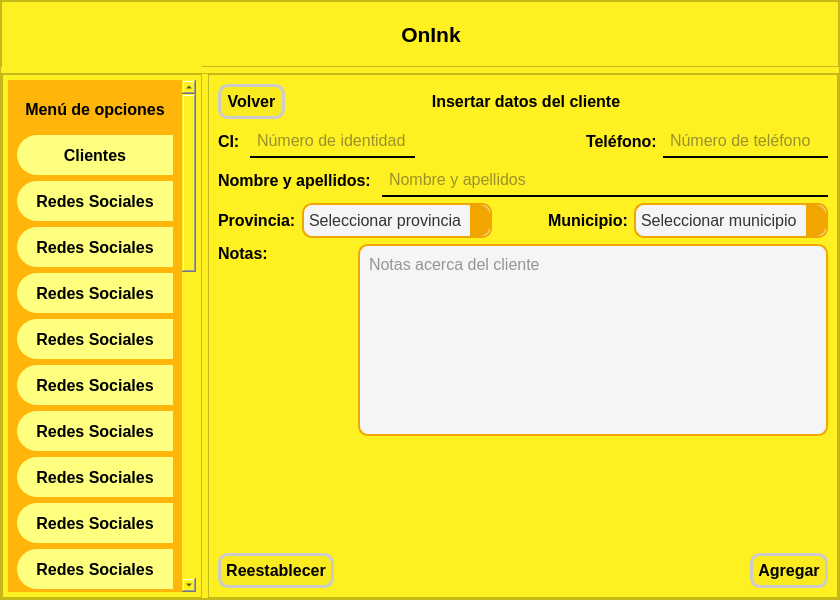
Above: main_window.ui from STITCH9911/onink before the change. Below: the same form after it.
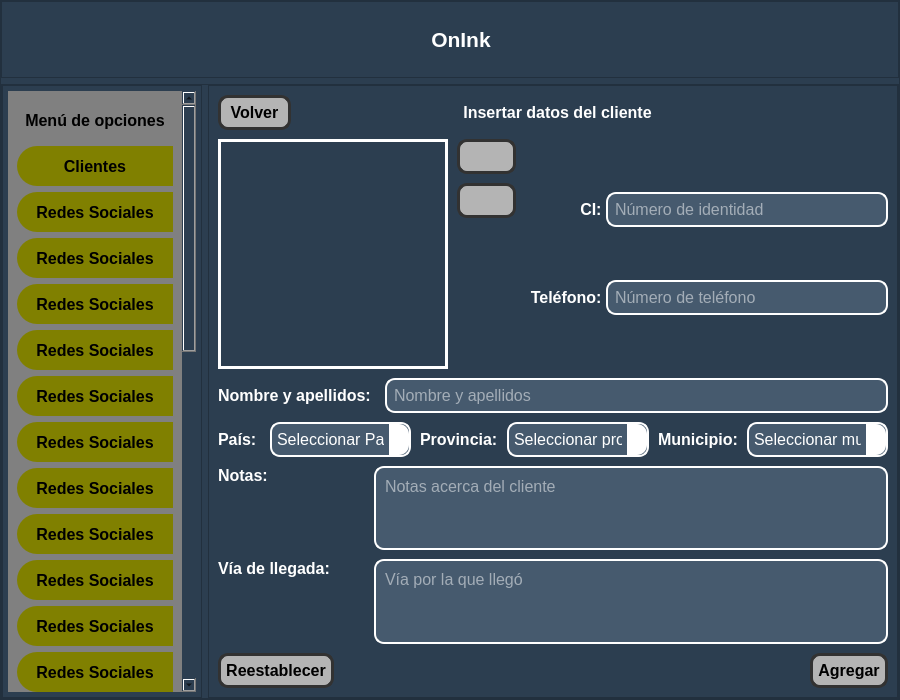
That is the form after the change. Icons and pictures are not drawn.

Commit message: updating insertar Client

Patch:
```diff
--- a/main_window.ui
+++ b/main_window.ui
@@ -6,14 +6,14 @@
    <rect>
     <x>0</x>
     <y>0</y>
-    <width>840</width>
-    <height>600</height>
+    <width>900</width>
+    <height>700</height>
    </rect>
   </property>
   <property name="minimumSize">
    <size>
-    <width>840</width>
-    <height>600</height>
+    <width>900</width>
+    <height>700</height>
    </size>
   </property>
   <property name="windowTitle">
@@ -50,7 +50,7 @@
     <item>
      <widget class="QFrame" name="frame">
       <property name="styleSheet">
-       <string notr="true">background-color: rgb(255, 240, 33);
+       <string notr="true">background-color: rgb(44, 62, 80);
 font-family: &quot;Oswald&quot;;</string>
       </property>
       <property name="frameShape">
@@ -86,7 +86,7 @@
          <property name="styleSheet">
           <string notr="true">QPushButton{
 	border-radius:20px;
-	background-color: rgb(255, 240, 33);
+	background-color: rgb(44, 62, 80);
 }
 
 QPushButton:hover{
@@ -95,6 +95,7 @@
 }
 
 QLabel{
+	color: white;
 	font-size:16pt;
 	font-weight: bold;
 
@@ -151,7 +152,7 @@
             <property name="styleSheet">
              <string notr="true">QPushButton{
 	border-radius:0px;
-	background-color: rgb(255, 240, 33);
+	background-color: rgb(44, 62, 80);
 }
 
 QPushButton:hover{
@@ -396,13 +397,13 @@
                 <string notr="true">QWidget{
 border: none;
 	
-	background-color: rgb(255, 181, 10);
+	background-color: rgb(128, 128, 128);
 }
 
 QPushButton{
 	
 	
-	background-color: rgb(255, 255, 127);
+	background-color: rgb(128, 128, 0);
 	border-top-left-radius: 20px;
 	border-bottom-left-radius: 20px;
 	font-family:&quot;Oswald&quot;;
@@ -429,7 +430,7 @@
     }
 
     QScrollBar::handle:vertical {
-	background-color: rgb(118, 118, 118);
+	background-color: rgb(243, 156, 18);
         min-height: 20px;
         border-radius: 5px;
     }
@@ -469,7 +470,7 @@
                  <rect>
                   <x>0</x>
                   <y>0</y>
-                  <width>171</width>
+                  <width>178</width>
                   <height>1392</height>
                  </rect>
                 </property>
@@ -1006,11 +1007,12 @@
 font-family:&quot;Oswald&quot;;
 font-weight: bold;
 font-size: 12pt;
+color:white;
 }
 
 QPushButton{
-	background-color: rgb(249, 234, 33);
-	border: 3px solid   rgb(204, 204, 204);
+	background-color: rgb(180, 180, 180);
+	border: 3px solid   rgb(50, 50, 50);
 	padding: 5px;
 	border-radius:10px;
 font-family:&quot;Oswald&quot;;
@@ -1023,27 +1025,27 @@
 	border-color: rgb(204,204,204);
 }
 
-QLineEdit {
-		border: 0;
-	background-color: rgb(255, 240, 33);
-        border-bottom: 2px solid black;
+ QLineEdit {
+        background-color: rgb(70, 90, 110);
+        color: white;
+        border: 2px solid white;
+        border-radius: 10px;
+		font-family: &quot;Oswald&quot;;
+		font-size: 12pt;
         padding: 5px;
-        font-size: 16px;
-        color: #333;
     }
-
     QLineEdit:focus {
         
 	border-color: rgb(0, 0, 255);
     }
-
 QComboBox {
-        background-color: #F5F5F5;
-        border: 2px solid #F0A500;
+        background-color: rgb(70, 90, 110);
+        color: white;
+        border: 2px solid white;
         border-radius: 10px;
+		font-family: &quot;Oswald&quot;;
+		font-size: 12pt;
         padding: 5px;
-        font-size: 16px;
-        color: #333;
     }
 
     QComboBox::drop-down {
@@ -1053,7 +1055,7 @@
         border-left-width: 0px;
         border-top-right-radius: 10px;
         border-bottom-right-radius: 10px;
-        background-color: #F0A500;
+		background-color: rgb(255, 255, 255);
     }
 
     QComboBox::down-arrow {
@@ -1065,16 +1067,21 @@
     QComboBox:focus {
         border-color: #A0184B;
     }
-
+	
+	QComboBox QAbstractItemView {
+		background-color: rgb(21, 128, 194);
+        color: white;
+        selection-background-color: rgb(255, 255, 255);
+        selection-color: black;
+    }
 QTextEdit {
-        background-color: #F5F5F5;
-        border: 2px solid #F0A500;
+        background-color: rgb(70, 90, 110);
+        color: white;
+        border: 2px solid white;
         border-radius: 10px;
+		font-size: 12pt;
         padding: 5px;
-        font-size: 16px;
-        color: #333;
     }
-
     QTextEdit:focus {
         border-color: #A0184B;
     }</string>
@@ -1144,7 +1151,10 @@
                 </widget>
                </widget>
                <widget class="QWidget" name="page_insertar_cliente">
-                <layout class="QVBoxLayout" name="verticalLayout_6">
+                <layout class="QVBoxLayout" name="verticalLayout_9">
+                 <property name="spacing">
+                  <number>9</number>
+                 </property>
                  <item>
                   <layout class="QHBoxLayout" name="horizontalLayout_4" stretch="1,2,3,3">
                    <item>
@@ -1206,59 +1216,167 @@
                   </layout>
                  </item>
                  <item>
-                  <layout class="QHBoxLayout" name="horizontalLayout_5">
+                  <layout class="QHBoxLayout" name="horizontalLayout_13">
                    <item>
-                    <widget class="QLabel" name="label_5">
-                     <property name="text">
-                      <string>CI: </string>
-                     </property>
-                    </widget>
+                    <layout class="QHBoxLayout" name="horizontalLayout_12">
+                     <item>
+                      <widget class="QLabel" name="lb_pic_insert_cliente">
+                       <property name="minimumSize">
+                        <size>
+                         <width>230</width>
+                         <height>230</height>
+                        </size>
+                       </property>
+                       <property name="styleSheet">
+                        <string notr="true">border: 3px solid white</string>
+                       </property>
+                       <property name="text">
+                        <string/>
+                       </property>
+                       <property name="pixmap">
+                        <pixmap>clients_pictures/00000000000.png</pixmap>
+                       </property>
+                       <property name="scaledContents">
+                        <bool>true</bool>
+                       </property>
+                      </widget>
+                     </item>
+                     <item>
+                      <layout class="QVBoxLayout" name="verticalLayout_7">
+                       <item>
+                        <layout class="QVBoxLayout" name="verticalLayout_6">
+                         <item>
+                          <widget class="QPushButton" name="bt_add_image_clients_insert">
+                           <property name="toolTip">
+                            <string>&lt;html&gt;&lt;head/&gt;&lt;body&gt;&lt;p&gt;Añadir imagen&lt;/p&gt;&lt;/body&gt;&lt;/html&gt;</string>
+                           </property>
+                           <property name="text">
+                            <string/>
+                           </property>
+                           <property name="icon">
+                            <iconset>
+                             <normaloff>images/upload-picture.svg</normaloff>images/upload-picture.svg</iconset>
+                           </property>
+                           <property name="iconSize">
+                            <size>
+                             <width>32</width>
+                             <height>32</height>
+                            </size>
+                           </property>
+                          </widget>
+                         </item>
+                         <item>
+                          <widget class="QPushButton" name="bt_delete_image_clients_insert">
+                           <property name="toolTip">
+                            <string>&lt;html&gt;&lt;head/&gt;&lt;body&gt;&lt;p&gt;Reestablecer imagen&lt;/p&gt;&lt;/body&gt;&lt;/html&gt;</string>
+                           </property>
+                           <property name="text">
+                            <string/>
+                           </property>
+                           <property name="icon">
+                            <iconset>
+                             <normaloff>images/refresh.svg</normaloff>images/refresh.svg</iconset>
+                           </property>
+                           <property name="iconSize">
+                            <size>
+                             <width>32</width>
+                             <height>32</height>
+                            </size>
+                           </property>
+                          </widget>
+                         </item>
+                        </layout>
+                       </item>
+                       <item>
+                        <spacer name="verticalSpacer">
+                         <property name="orientation">
+                          <enum>Qt::Vertical</enum>
+                         </property>
+                         <property name="sizeHint" stdset="0">
+                          <size>
+                           <width>17</width>
+                           <height>13</height>
+                          </size>
+                         </property>
+                        </spacer>
+                       </item>
+                      </layout>
+                     </item>
+                    </layout>
                    </item>
                    <item>
-                    <widget class="QLineEdit" name="le_ci_insertar">
-                     <property name="inputMask">
-                      <string/>
+                    <layout class="QVBoxLayout" name="verticalLayout_8" stretch="1,1">
+                     <property name="spacing">
+                      <number>0</number>
                      </property>
-                     <property name="text">
-                      <string/>
-                     </property>
-                     <property name="maxLength">
-                      <number>11</number>
-                     </property>
-                     <property name="placeholderText">
-                      <string>Número de identidad</string>
-                     </property>
-                    </widget>
-                   </item>
-                   <item>
-                    <spacer name="horizontalSpacer_7">
-                     <property name="orientation">
-                      <enum>Qt::Horizontal</enum>
-                     </property>
-                     <property name="sizeHint" stdset="0">
-                      <size>
-                       <width>40</width>
-                       <height>20</height>
-                      </size>
-                     </property>
-                    </spacer>
-                   </item>
-                   <item>
-                    <widget class="QLabel" name="label_7">
-                     <property name="text">
-                      <string>Teléfono:</string>
-                     </property>
-                    </widget>
-                   </item>
-                   <item>
-                    <widget class="QLineEdit" name="le_telefono_insertar">
-                     <property name="placeholderText">
-                      <string>Número de teléfono</string>
-                     </property>
-                    </widget>
+                     <item>
+                      <layout class="QHBoxLayout" name="horizontalLayout_5" stretch="2,7">
+                       <item>
+                        <widget class="QLabel" name="label_5">
+                         <property name="text">
+                          <string>CI: </string>
+                         </property>
+                         <property name="alignment">
+                          <set>Qt::AlignRight|Qt::AlignTrailing|Qt::AlignVCenter</set>
+                         </property>
+                        </widget>
+                       </item>
+                       <item>
+                        <widget class="QLineEdit" name="le_ci_insertar">
+                         <property name="inputMask">
+                          <string/>
+                         </property>
+                         <property name="text">
+                          <string/>
+                         </property>
+                         <property name="maxLength">
+                          <number>11</number>
+                         </property>
+                         <property name="placeholderText">
+                          <string>Número de identidad</string>
+                         </property>
+                        </widget>
+                       </item>
+                      </layout>
+                     </item>
+                     <item>
+                      <layout class="QHBoxLayout" name="horizontalLayout_11" stretch="2,7">
+                       <item>
+                        <widget class="QLabel" name="label_7">
+                         <property name="text">
+                          <string>Teléfono: </string>
+                         </property>
+                         <property name="alignment">
+                          <set>Qt::AlignRight|Qt::AlignTrailing|Qt::AlignVCenter</set>
+                         </property>
+                        </widget>
+                       </item>
+                       <item>
+                        <widget class="QLineEdit" name="le_telefono_insertar">
+                         <property name="placeholderText">
+                          <string>Número de teléfono</string>
+                         </property>
+                        </widget>
+                       </item>
+                      </layout>
+                     </item>
+                    </layout>
                    </item>
                   </layout>
                  </item>
+                 <item>
+                  <spacer name="verticalSpacer_3">
+                   <property name="orientation">
+                    <enum>Qt::Vertical</enum>
+                   </property>
+                   <property name="sizeHint" stdset="0">
+                    <size>
+                     <width>20</width>
+                     <height>40</height>
+                    </size>
+                   </property>
+                  </spacer>
+                 </item>
                  <item>
                   <layout class="QHBoxLayout" name="horizontalLayout_6">
                    <item>
@@ -1278,7 +1396,34 @@
                   </layout>
                  </item>
                  <item>
-                  <layout class="QHBoxLayout" name="horizontalLayout_7" stretch="1,3,1,1,3">
+                  <spacer name="verticalSpacer_2">
+                   <property name="orientation">
+                    <enum>Qt::Vertical</enum>
+                   </property>
+                   <property name="sizeHint" stdset="0">
+                    <size>
+                     <width>20</width>
+                     <height>40</height>
+                    </size>
+                   </property>
+                  </spacer>
+                 </item>
+                 <item>
+                  <layout class="QHBoxLayout" name="horizontalLayout_7" stretch="0,3,0,3,0,3">
+                   <item>
+                    <widget class="QLabel" name="label_8">
+                     <property name="text">
+                      <string>País: </string>
+                     </property>
+                    </widget>
+                   </item>
+                   <item>
+                    <widget class="QComboBox" name="cb_pais_insertar">
+                     <property name="placeholderText">
+                      <string>Seleccionar País</string>
+                     </property>
+                    </widget>
+                   </item>
                    <item>
                     <widget class="QLabel" name="label_9">
                      <property name="text">
@@ -1293,19 +1438,6 @@
                      </property>
                     </widget>
                    </item>
-                   <item>
-                    <spacer name="horizontalSpacer_9">
-                     <property name="orientation">
-                      <enum>Qt::Horizontal</enum>
-                     </property>
-                     <property name="sizeHint" stdset="0">
-                      <size>
-                       <width>40</width>
-                       <height>20</height>
-                      </size>
-                     </property>
-                    </spacer>
-                   </item>
                    <item>
                     <widget class="QLabel" name="label_10">
                      <property name="text">
@@ -1322,6 +1454,19 @@
                    </item>
                   </layout>
                  </item>
+                 <item>
+                  <spacer name="verticalSpacer_4">
+                   <property name="orientation">
+                    <enum>Qt::Vertical</enum>
+                   </property>
+                   <property name="sizeHint" stdset="0">
+                    <size>
+                     <width>20</width>
+                     <height>40</height>
+                    </size>
+                   </property>
+                  </spacer>
+                 </item>
                  <item>
                   <layout class="QHBoxLayout" name="horizontalLayout_9" stretch="2,7">
                    <item>
@@ -1350,7 +1495,47 @@
                   </layout>
                  </item>
                  <item>
-                  <spacer name="verticalSpacer">
+                  <spacer name="verticalSpacer_6">
+                   <property name="orientation">
+                    <enum>Qt::Vertical</enum>
+                   </property>
+                   <property name="sizeHint" stdset="0">
+                    <size>
+                     <width>20</width>
+                     <height>40</height>
+                    </size>
+                   </property>
+                  </spacer>
+                 </item>
+                 <item>
+                  <layout class="QHBoxLayout" name="horizontalLayout_8" stretch="2,7">
+                   <item>
+                    <widget class="QLabel" name="label_12">
+                     <property name="text">
+                      <string>Vía de llegada:</string>
+                     </property>
+                     <property name="alignment">
+                      <set>Qt::AlignLeading|Qt::AlignLeft|Qt::AlignTop</set>
+                     </property>
+                    </widget>
+                   </item>
+                   <item>
+                    <widget class="QTextEdit" name="txedt_alcance">
+                     <property name="minimumSize">
+                      <size>
+                       <width>0</width>
+                       <height>30</height>
+                      </size>
+                     </property>
+                     <property name="placeholderText">
+                      <string>Vía por la que llegó</string>
+                     </property>
+                    </widget>
+                   </item>
+                  </layout>
+                 </item>
+                 <item>
+                  <spacer name="verticalSpacer_5">
                    <property name="orientation">
                     <enum>Qt::Vertical</enum>
                    </property>
```
Left out of the diff: 19 changed lines with no effect on the pictures. The commit also changes 13 other files.
